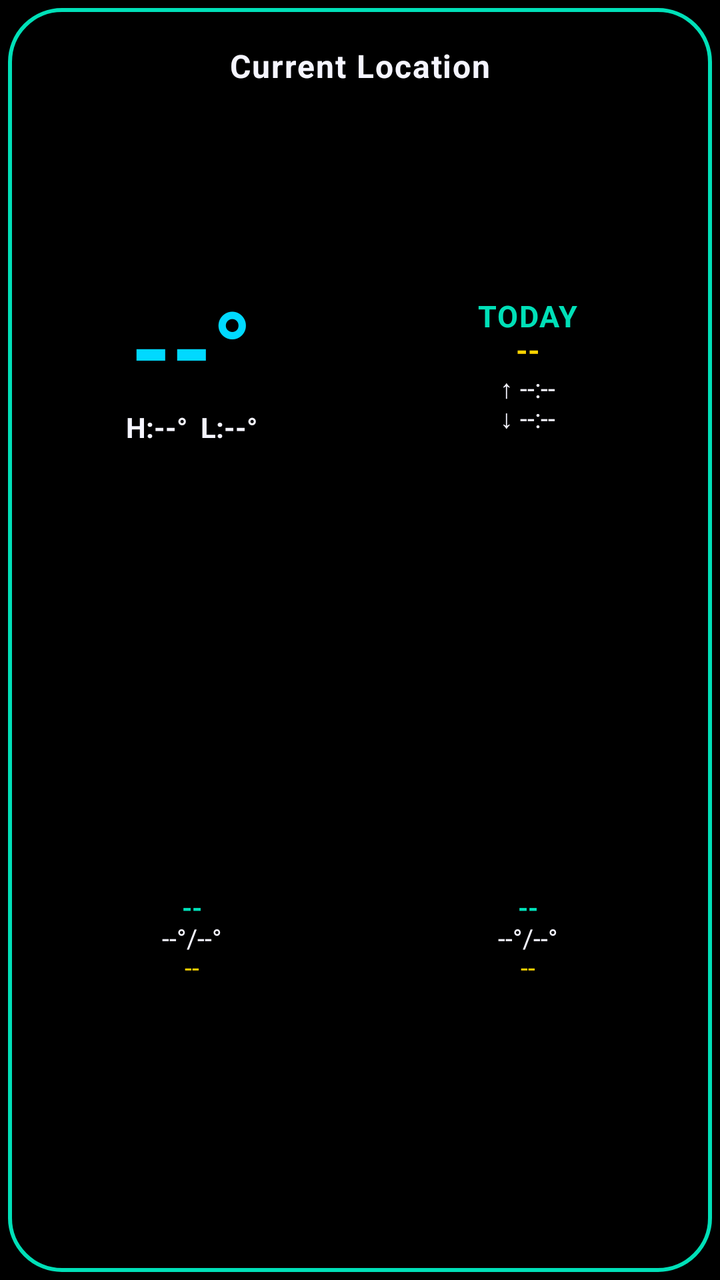
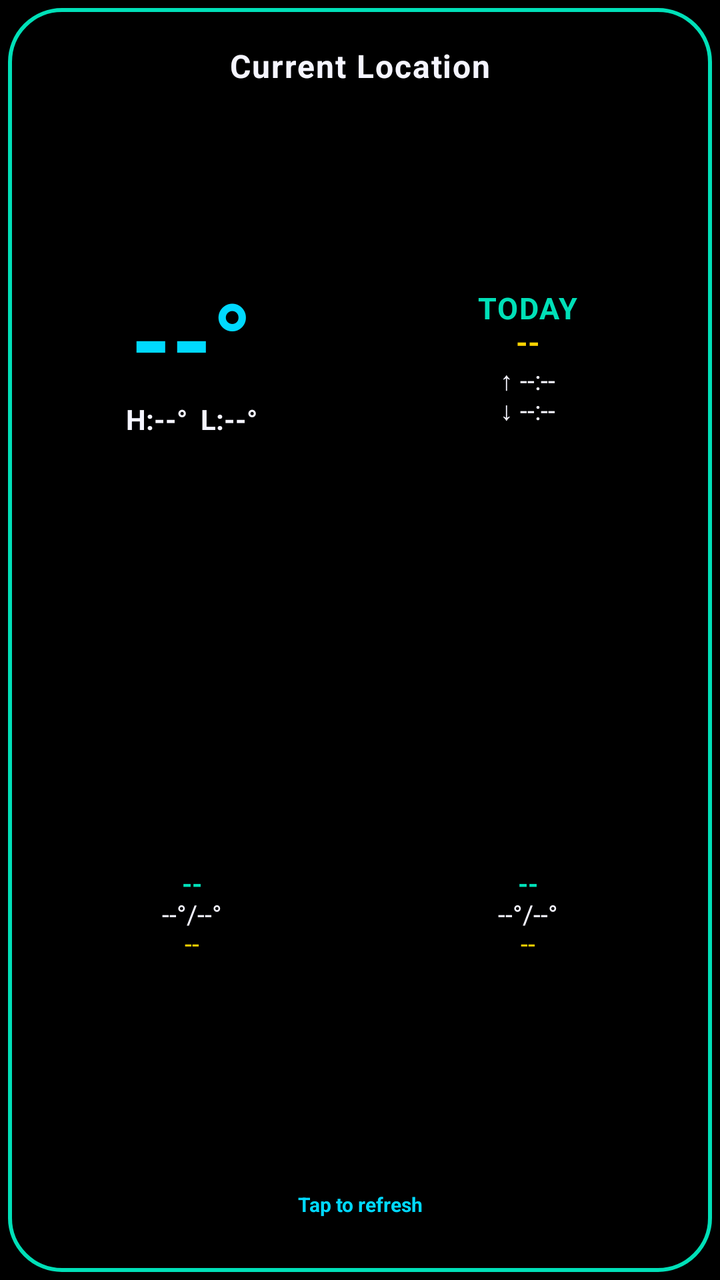

An Android layout rendered at two revisions. The XML below is the earlier revision; the diff shows what the commit changed to produce the second picture.
<!-- AndroidManifest.xml: application theme Theme.WeatherWidget -->
<!-- res/layout/widget_weather.xml -->
<?xml version="1.0" encoding="utf-8"?>
<LinearLayout xmlns:android="http://schemas.android.com/apk/res/android"
    android:id="@+id/weatherWidgetRoot"
    android:layout_width="match_parent"
    android:layout_height="match_parent"
    android:orientation="vertical"
    android:background="@drawable/widget_background_r26_inset"
    android:paddingTop="24dp"
    android:paddingBottom="16dp"
    android:paddingStart="16dp"
    android:paddingEnd="16dp">

    
    <TextView
        android:id="@+id/cityText"
        android:layout_width="match_parent"
        android:layout_height="wrap_content"
        android:gravity="center"
        android:includeFontPadding="false"
        android:textColor="@color/retro_white"
        android:textStyle="bold"
        android:letterSpacing="0.04"
        android:maxLines="1"
        android:ellipsize="end"
        android:textSize="16sp"
        android:text="@string/current_location" />

    
    <LinearLayout
        android:id="@+id/topRow"
        android:layout_width="match_parent"
        android:layout_height="0dp"
        android:layout_weight="1"
        android:orientation="horizontal"
        android:baselineAligned="false"
        android:layout_marginTop="2dp">

        
        <LinearLayout
            android:layout_width="0dp"
            android:layout_weight="1"
            android:layout_height="match_parent"
            android:layout_marginEnd="4dp"
            android:orientation="vertical"
            android:gravity="center">

            <TextView
                android:id="@+id/tempText"
                android:layout_width="wrap_content"
                android:layout_height="wrap_content"
                android:includeFontPadding="false"
                android:textColor="@color/retro_cyan"
                android:textSize="52sp"
                android:textStyle="bold"
                android:text="--°" />

            <TextView
                android:id="@+id/todayHighLowText"
                android:layout_width="wrap_content"
                android:layout_height="wrap_content"
                android:includeFontPadding="false"
                android:textColor="@color/retro_white"
                android:textSize="14sp"
                android:textStyle="bold"
                android:maxLines="1"
                android:ellipsize="end"
                android:text="H:--°  L:--°" />

        </LinearLayout>

        
        <LinearLayout
            android:layout_width="0dp"
            android:layout_weight="1"
            android:layout_height="match_parent"
            android:layout_marginStart="4dp"
            android:orientation="vertical"
            android:gravity="center">

            <TextView
                android:id="@+id/todayLabelText"
                android:layout_width="wrap_content"
                android:layout_height="wrap_content"
                android:includeFontPadding="false"
                android:textColor="@color/retro_teal"
                android:textSize="15sp"
                android:textStyle="bold"
                android:letterSpacing="0.04"
                android:maxLines="1"
                android:ellipsize="end"
                android:text="@string/widget_today_label" />

            
            <TextView
                android:id="@+id/conditionText"
                android:layout_width="wrap_content"
                android:layout_height="wrap_content"
                android:layout_marginTop="-3dp"
                android:textColor="@color/retro_yellow"
                android:textSize="15sp"
                android:textStyle="bold"
                android:maxLines="1"
                android:ellipsize="end"
                android:text="--" />

            
            <LinearLayout
                android:id="@+id/sunRow"
                android:layout_width="wrap_content"
                android:layout_height="wrap_content"
                android:orientation="vertical"
                android:gravity="center">

                <TextView
                    android:id="@+id/sunriseText"
                    android:layout_width="wrap_content"
                    android:layout_height="wrap_content"
                    android:includeFontPadding="false"
                    android:textColor="@color/retro_white"
                    android:textSize="13sp"
                    android:maxLines="1"
                    android:ellipsize="end"
                    android:text="↑ --:--" />

                <TextView
                    android:id="@+id/sunsetText"
                    android:layout_width="wrap_content"
                    android:layout_height="wrap_content"
                    android:layout_marginTop="-3dp"
                    android:includeFontPadding="false"
                    android:textColor="@color/retro_white"
                    android:textSize="13sp"
                    android:maxLines="1"
                    android:ellipsize="end"
                    android:text="↓ --:--" />

            </LinearLayout>

        </LinearLayout>

    </LinearLayout>

    
    <LinearLayout
        android:id="@+id/forecastRow"
        android:layout_width="match_parent"
        android:layout_height="0dp"
        android:layout_weight="1"
        android:layout_marginTop="8dp"
        android:orientation="horizontal">

        <LinearLayout
            android:layout_width="0dp"
            android:layout_weight="1"
            android:layout_height="match_parent"
            android:layout_marginEnd="4dp"
            android:orientation="vertical"
            android:gravity="center">

            <TextView
                android:id="@+id/forecast1Day"
                android:layout_width="wrap_content"
                android:layout_height="wrap_content"
                android:includeFontPadding="false"
                android:textColor="@color/retro_teal"
                android:textStyle="bold"
                android:textSize="13sp"
                android:text="--" />

            <TextView
                android:id="@+id/forecast1HighLow"
                android:layout_width="wrap_content"
                android:layout_height="wrap_content"
                android:includeFontPadding="false"
                android:textColor="@color/retro_white"
                android:textSize="13sp"
                android:text="--°/--°" />

            
            <TextView
                android:id="@+id/forecast1Condition"
                android:layout_width="wrap_content"
                android:layout_height="wrap_content"
                android:layout_marginTop="-3dp"
                android:textColor="@color/retro_yellow"
                android:textSize="13sp"
                android:text="--" />

        </LinearLayout>

        <LinearLayout
            android:layout_width="0dp"
            android:layout_weight="1"
            android:layout_height="match_parent"
            android:layout_marginStart="4dp"
            android:orientation="vertical"
            android:gravity="center">

            <TextView
                android:id="@+id/forecast2Day"
                android:layout_width="wrap_content"
                android:layout_height="wrap_content"
                android:includeFontPadding="false"
                android:textColor="@color/retro_teal"
                android:textStyle="bold"
                android:textSize="13sp"
                android:text="--" />

            <TextView
                android:id="@+id/forecast2HighLow"
                android:layout_width="wrap_content"
                android:layout_height="wrap_content"
                android:includeFontPadding="false"
                android:textColor="@color/retro_white"
                android:textSize="13sp"
                android:text="--°/--°" />

            
            <TextView
                android:id="@+id/forecast2Condition"
                android:layout_width="wrap_content"
                android:layout_height="wrap_content"
                android:layout_marginTop="-3dp"
                android:textColor="@color/retro_yellow"
                android:textSize="13sp"
                android:text="--" />

        </LinearLayout>

    </LinearLayout>

    
    <TextView
        android:id="@+id/updatedText"
        android:layout_width="match_parent"
        android:layout_height="wrap_content"
        android:layout_marginTop="4dp"
        android:includeFontPadding="false"
        android:gravity="center"
        android:textColor="@color/retro_white_dim"
        android:textSize="10sp"
        android:maxLines="1"
        android:ellipsize="end"
        android:text="" />

</LinearLayout>
<!-- resources referenced by this layout -->
<resources>
  <color name="retro_cyan">#00D9FF</color>
  <color name="retro_teal">#00E0B8</color>
  <color name="retro_white">#F5F5FF</color>
  <color name="retro_white_dim">#8C8C99</color>
  <color name="retro_yellow">#FFD400</color>
  <!-- drawable widget_background_r26_inset (drawable) -->
  <?xml version="1.0" encoding="utf-8"?>
  <layer-list xmlns:android="http://schemas.android.com/apk/res/android">
      <item
          android:drawable="@drawable/widget_background_r26"
          android:left="4dp"
          android:top="4dp"
          android:right="4dp"
          android:bottom="4dp" />
  </layer-list>
  <string name="current_location">Current Location</string>
  <string name="widget_today_label">TODAY</string>
  <style name="Theme.WeatherWidget" parent="Theme.MaterialComponents.NoActionBar">
          <item name="colorPrimary">@color/retro_teal</item>
          <item name="colorPrimaryDark">@color/black</item>
          <item name="colorAccent">@color/retro_cyan</item>
          <item name="android:windowBackground">@color/black</item>
          <item name="android:textColorPrimary">@color/retro_white</item>
          <item name="android:textColorSecondary">@color/retro_white</item>
      </style>
  <!-- drawable widget_background_r26 (drawable) -->
  <?xml version="1.0" encoding="utf-8"?>
  <layer-list xmlns:android="http://schemas.android.com/apk/res/android">
      <item>
          <shape android:shape="rectangle">
              <solid android:color="@color/black" />
              <corners android:radius="26dp" />
          </shape>
      </item>
      <item>
          <shape android:shape="rectangle">
              <stroke
                  android:width="2dp"
                  android:color="@color/retro_teal" />
              <corners android:radius="26dp" />
          </shape>
      </item>
  </layer-list>
  <color name="black">#000000</color>
</resources>

<!-- the commit's change to res/layout/widget_weather.xml (unified diff, before → after) -->
@@ -230,11 +230,33 @@
     </LinearLayout>
 
     
+    <LinearLayout
+        android:id="@+id/refreshArea"
+        android:layout_width="match_parent"
+        android:layout_height="wrap_content"
+        android:layout_marginTop="2dp"
+        android:paddingTop="2dp"
+        android:paddingBottom="2dp"
+        android:orientation="vertical">
+
+    <TextView
+        android:id="@+id/tapRefreshText"
+        android:layout_width="match_parent"
+        android:layout_height="wrap_content"
+        android:includeFontPadding="false"
+        android:gravity="center"
+        android:textColor="@color/retro_cyan"
+        android:textStyle="bold"
+        android:textSize="10sp"
+        android:maxLines="1"
+        android:text="@string/widget_tap_refresh" />
+
+    
     <TextView
         android:id="@+id/updatedText"
         android:layout_width="match_parent"
         android:layout_height="wrap_content"
-        android:layout_marginTop="4dp"
+        android:layout_marginTop="2dp"
         android:includeFontPadding="false"
         android:gravity="center"
         android:textColor="@color/retro_white_dim"
@@ -242,5 +264,6 @@
         android:maxLines="1"
         android:ellipsize="end"
         android:text="" />
+    </LinearLayout>
 
 </LinearLayout>
<!-- resource entries referenced after the edit -->
@@ -16,6 +16,7 @@
           android:bottom="4dp" />
   </layer-list>
   <string name="current_location">Current Location</string>
+  <string name="widget_tap_refresh">Tap to refresh</string>
   <string name="widget_today_label">TODAY</string>
   <style name="Theme.WeatherWidget" parent="Theme.MaterialComponents.NoActionBar">
           <item name="colorPrimary">@color/retro_teal</item>
